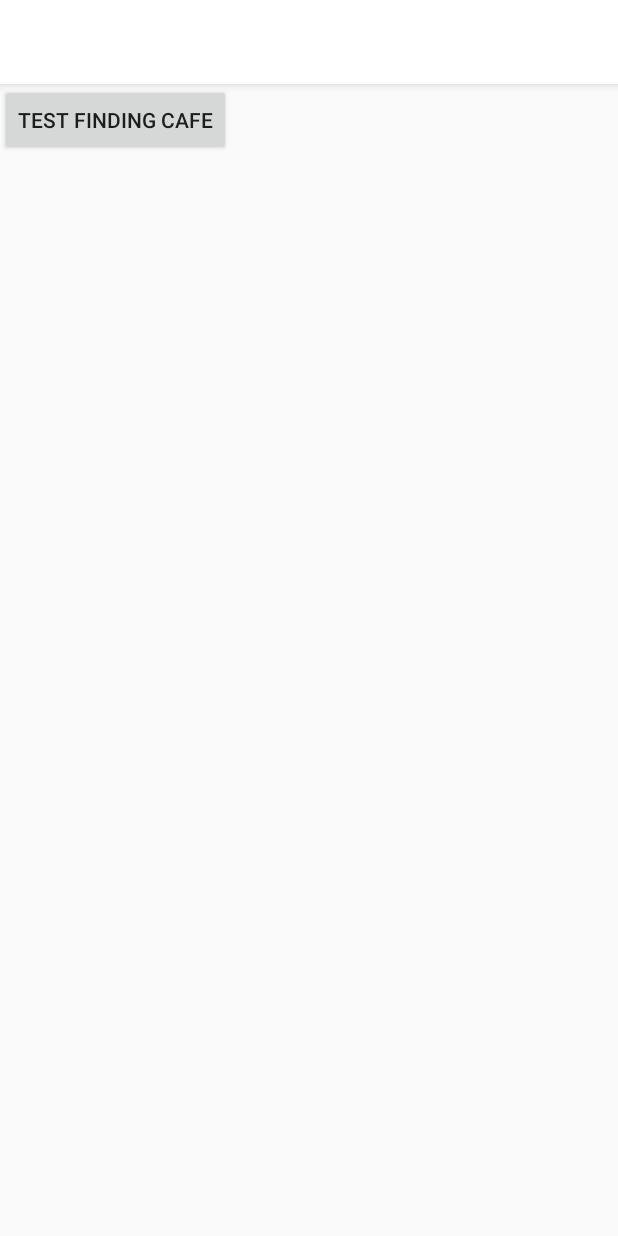
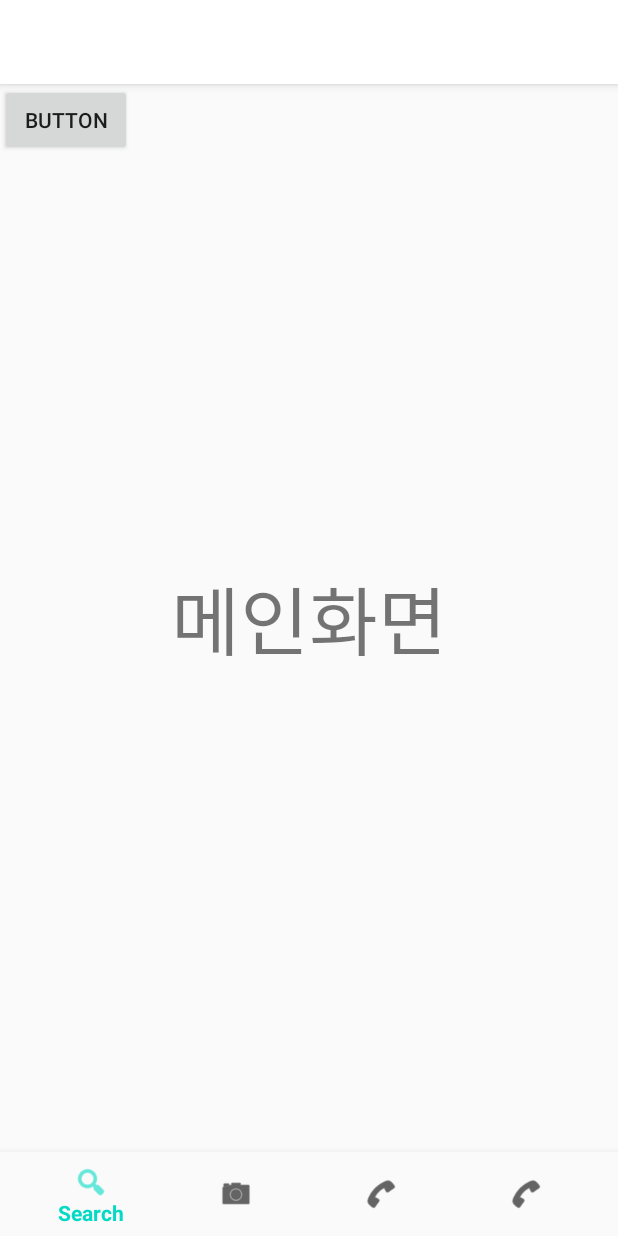
Before and after one commit to Johyeyoung/2020FoodSafety_Nutrition-Facts, an Android app: the screen it shows after launch (MainActivity), on a phone screen of 412 x 824 dp. Run offline under Robolectric (Android 15) with nearby library versions, the phone set to English and light mode, and no system bars.

Commit message:
하단 네비게이션바 추가

```diff
--- a/app/build.gradle
+++ b/app/build.gradle
@@ -28,6 +28,7 @@ dependencies {
     implementation 'androidx.constraintlayout:constraintlayout:2.0.1'
     implementation 'com.google.android.gms:play-services-maps:17.0.0'
     implementation 'com.google.android.gms:play-services-location:17.0.0'
+    implementation 'com.android.support:design:28.0.0'
     testImplementation 'junit:junit:4.12'
     androidTestImplementation 'androidx.test.ext:junit:1.1.2'
     androidTestImplementation 'androidx.test.espresso:espresso-core:3.3.0'
--- /dev/null
+++ b/app/src/main/java/com/example/newfacts/FragmentCategory.java
@@ -0,0 +1,17 @@
+package com.example.newfacts;
+
+import android.os.Bundle;
+import android.view.LayoutInflater;
+import android.view.View;
+import android.view.ViewGroup;
+
+import androidx.annotation.NonNull;
+import androidx.annotation.Nullable;
+import androidx.fragment.app.Fragment;
+
+public class FragmentCategory extends Fragment {
+
+    public View onCreateView(@NonNull LayoutInflater inflater, @Nullable ViewGroup container, @Nullable Bundle savedInstanceState) {
+        return inflater.inflate(R.layout.fragment_category, container, false);
+    }
+}
--- /dev/null
+++ b/app/src/main/java/com/example/newfacts/FragmentLocation.java
@@ -0,0 +1,17 @@
+package com.example.newfacts;
+
+import android.os.Bundle;
+import android.view.LayoutInflater;
+import android.view.View;
+import android.view.ViewGroup;
+
+import androidx.annotation.NonNull;
+import androidx.annotation.Nullable;
+import androidx.fragment.app.Fragment;
+
+public class FragmentLocation extends Fragment {
+
+    public View onCreateView(@NonNull LayoutInflater inflater, @Nullable ViewGroup container, @Nullable Bundle savedInstanceState) {
+        return inflater.inflate(R.layout.fragment_location, container, false);
+    }
+}
--- /dev/null
+++ b/app/src/main/java/com/example/newfacts/FragmentMain.java
@@ -0,0 +1,41 @@
+package com.example.newfacts;
+
+import android.content.Intent;
+import android.os.Bundle;
+import android.view.LayoutInflater;
+import android.view.View;
+import android.view.ViewGroup;
+import android.widget.Button;
+
+import androidx.annotation.Nullable;
+import androidx.fragment.app.Fragment;
+
+public class FragmentMain extends Fragment{
+
+    Button btn1;
+
+    @Override
+    public void onCreate(Bundle savedInstanceState) {
+        super.onCreate(savedInstanceState);
+    }
+
+    @Nullable
+    @Override
+    public View onCreateView(LayoutInflater inflater, ViewGroup container, Bundle savedInstanceState) {
+
+        View view = inflater.inflate(R.layout.fragment_main, null);
+
+        // Test
+        btn1 = (Button) view.findViewById(R.id.btn1);
+
+        btn1.setOnClickListener(new View.OnClickListener() {
+            @Override
+            public void onClick(View v) {
+                Intent intent = new Intent(getActivity(), FindCafe.class);
+                startActivity(intent);
+            }
+        });
+
+        return view;
+    }
+}
--- /dev/null
+++ b/app/src/main/java/com/example/newfacts/FragmentMyinfo.java
@@ -0,0 +1,17 @@
+package com.example.newfacts;
+
+import android.os.Bundle;
+import android.view.LayoutInflater;
+import android.view.View;
+import android.view.ViewGroup;
+
+import androidx.annotation.NonNull;
+import androidx.annotation.Nullable;
+import androidx.fragment.app.Fragment;
+
+public class FragmentMyinfo extends Fragment {
+
+    public View onCreateView(@NonNull LayoutInflater inflater, @Nullable ViewGroup container, @Nullable Bundle savedInstanceState) {
+        return inflater.inflate(R.layout.fragment_myinfo, container, false);
+    }
+}
--- a/app/src/main/java/com/example/newfacts/MainActivity.java
+++ b/app/src/main/java/com/example/newfacts/MainActivity.java
@@ -2,32 +2,59 @@ package com.example.newfacts;
 
 import android.content.Intent;
 import android.os.Bundle;
+import android.view.MenuItem;
 import android.view.View;
 import android.widget.Button;
 
+import androidx.annotation.NonNull;
 import androidx.appcompat.app.AppCompatActivity;
+import androidx.fragment.app.FragmentManager;
+import androidx.fragment.app.FragmentTransaction;
+
+import com.google.android.material.bottomnavigation.BottomNavigationView;
 
 public class MainActivity extends AppCompatActivity{
 
-    Button btn1;
+    private FragmentManager fragmentManager = getSupportFragmentManager();
+    private FragmentMain fragmentMain = new FragmentMain();
+    private FragmentCategory fragmentCategory = new FragmentCategory();
+    private FragmentLocation fragmentLocation = new FragmentLocation();
+    private FragmentMyinfo fragmentMyinfo = new FragmentMyinfo();
 
     @Override
     protected void onCreate(Bundle savedInstanceState) {
         super.onCreate(savedInstanceState);
         setContentView(R.layout.activity_main);
 
+        FragmentTransaction transaction = fragmentManager.beginTransaction();
+        transaction.replace(R.id.frameLayout, fragmentMain).commitAllowingStateLoss();
 
-        // Test
-        btn1 = (Button) findViewById(R.id.btn1);
-
-        btn1.setOnClickListener(new View.OnClickListener() {
-            @Override
-            public void onClick(View v) {
-                Intent intent = new Intent(getApplicationContext(), FindCafe.class);
-                startActivity(intent);
-            }
-        });
-
+        BottomNavigationView bottomNavigationView = findViewById(R.id.navigationView);
+        bottomNavigationView.setOnNavigationItemSelectedListener(new ItemSelectedListener());
     }
 
+    class ItemSelectedListener implements BottomNavigationView.OnNavigationItemSelectedListener{
+        @Override
+        public boolean onNavigationItemSelected(@NonNull MenuItem menuItem) {
+            FragmentTransaction transaction = fragmentManager.beginTransaction();
+
+            switch(menuItem.getItemId())
+            {
+                case R.id.Main:
+                    transaction.replace(R.id.frameLayout, fragmentMain).commitAllowingStateLoss();
+
+                    break;
+                case R.id.Category:
+                    transaction.replace(R.id.frameLayout, fragmentCategory).commitAllowingStateLoss();
+                    break;
+                case R.id.Location:
+                    transaction.replace(R.id.frameLayout, fragmentLocation).commitAllowingStateLoss();
+                    break;
+                case R.id.MyInfo:
+                    transaction.replace(R.id.frameLayout, fragmentMyinfo).commitAllowingStateLoss();
+                    break;
+            }
+            return true;
+        }
+    }
 }
--- /dev/null
+++ b/app/src/main/res/drawable/item_color.xml
@@ -0,0 +1,7 @@
+<?xml version="1.0" encoding="utf-8"?>
+<selector xmlns:android="http://schemas.android.com/apk/res/android">
+
+    <item android:state_checked="true" android:color="#03DAC5"/>
+    <item android:color="#000000"/>
+
+</selector>
--- a/app/src/main/res/layout/activity_main.xml
+++ b/app/src/main/res/layout/activity_main.xml
@@ -1,18 +1,32 @@
 <?xml version="1.0" encoding="utf-8"?>
-<LinearLayout xmlns:android="http://schemas.android.com/apk/res/android"
+<androidx.constraintlayout.widget.ConstraintLayout xmlns:android="http://schemas.android.com/apk/res/android"
     xmlns:app="http://schemas.android.com/apk/res-auto"
     xmlns:tools="http://schemas.android.com/tools"
     android:layout_width="match_parent"
     android:layout_height="match_parent"
     tools:context=".MainActivity"
-    android:orientation="vertical"
     >
-    <Button
-        android:id="@+id/btn1"
-        android:layout_width="wrap_content"
+    <FrameLayout
+        android:id="@+id/frameLayout"
+        android:layout_width="match_parent"
+        android:layout_height="0dp"
+        app:layout_constraintBottom_toTopOf="@id/navigationView"
+        app:layout_constraintLeft_toLeftOf="parent"
+        app:layout_constraintRight_toRightOf="parent"
+        app:layout_constraintTop_toTopOf="parent"></FrameLayout>
+
+    <com.google.android.material.bottomnavigation.BottomNavigationView
+
+        android:id="@+id/navigationView"
+        android:layout_width="match_parent"
         android:layout_height="wrap_content"
-        android:text="test Finding Cafe"
-        ></Button>
+        android:background="?android:attr/windowBackground"
+        app:layout_constraintBottom_toBottomOf="parent"
+        app:layout_constraintLeft_toLeftOf="parent"
+        app:layout_constraintRight_toLeftOf="parent"
+        app:menu="@menu/menu_bottomnavigationview"
+        app:itemIconTint="@drawable/item_color"
+        app:itemTextColor="@drawable/item_color"
+        />
 
-
-</LinearLayout>
+</androidx.constraintlayout.widget.ConstraintLayout>
--- /dev/null
+++ b/app/src/main/res/layout/fragment_main.xml
@@ -0,0 +1,27 @@
+<?xml version="1.0" encoding="utf-8"?>
+<androidx.constraintlayout.widget.ConstraintLayout xmlns:android="http://schemas.android.com/apk/res/android"
+    xmlns:tools="http://schemas.android.com/tools"
+    android:layout_width="match_parent"
+    android:layout_height="match_parent"
+    xmlns:app="http://schemas.android.com/apk/res-auto">
+
+    <TextView
+        android:id="@+id/textView1"
+        android:layout_width="wrap_content"
+        android:layout_height="wrap_content"
+        android:text="메인화면"
+        android:textSize="50dp"
+        app:layout_constraintBottom_toBottomOf="parent"
+        app:layout_constraintLeft_toLeftOf="parent"
+        app:layout_constraintRight_toRightOf="parent"
+        app:layout_constraintTop_toTopOf="parent" />
+
+    <Button
+        android:id="@+id/btn1"
+        android:layout_width="wrap_content"
+        android:layout_height="wrap_content"
+        android:text="Button"
+        tools:layout_editor_absoluteX="4dp"
+        tools:layout_editor_absoluteY="-2dp" />
+
+</androidx.constraintlayout.widget.ConstraintLayout>
--- /dev/null
+++ b/app/src/main/res/menu/menu_bottomnavigationview.xml
@@ -0,0 +1,34 @@
+<?xml version="1.0" encoding="utf-8"?>
+<menu xmlns:android="http://schemas.android.com/apk/res/android"
+    xmlns:app="http://schemas.android.com/apk/res-auto">
+
+    <item
+        android:id="@+id/Main"
+        app:showAsAction="always"
+        android:icon="@android:drawable/ic_menu_search"
+        android:enabled="true"
+        android:checked="true"
+        android:title="Search" />
+    <item
+        android:id="@+id/Category"
+        app:showAsAction="always"
+        android:icon="@android:drawable/ic_menu_camera"
+        android:enabled="true"
+        android:checked="true"
+        android:title="Camera" />
+    <item
+        android:id="@+id/Location"
+        app:showAsAction="always"
+        android:icon="@android:drawable/ic_menu_call"
+        android:enabled="true"
+        android:checked="true"
+        android:title="Call" />
+    <item
+        android:id="@+id/MyInfo"
+        app:showAsAction="always"
+        android:icon="@android:drawable/ic_menu_call"
+        android:enabled="true"
+        android:checked="true"
+        android:title="Call" />
+
+</menu>
```
Also changed, not shown: app/src/main/res/layout/fragment_category.xml (added, +20 -0 lines), app/src/main/res/layout/fragment_location.xml (added, +16 -0 lines), app/src/main/res/layout/fragment_myinfo.xml (added, +17 -0 lines).
